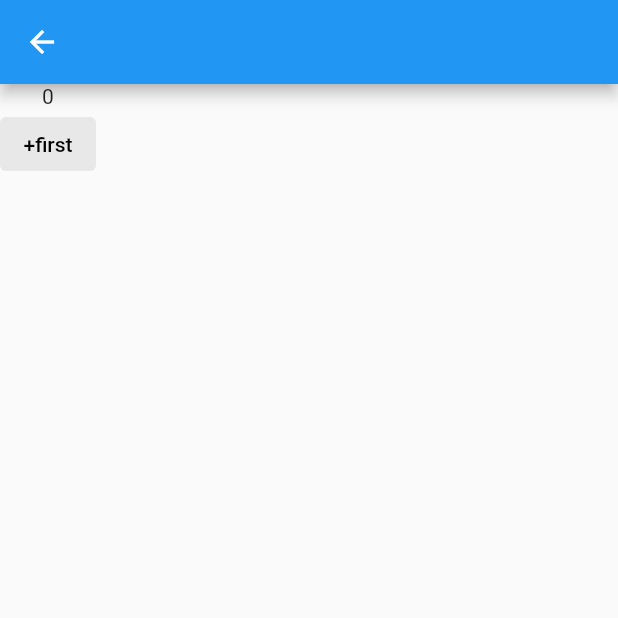
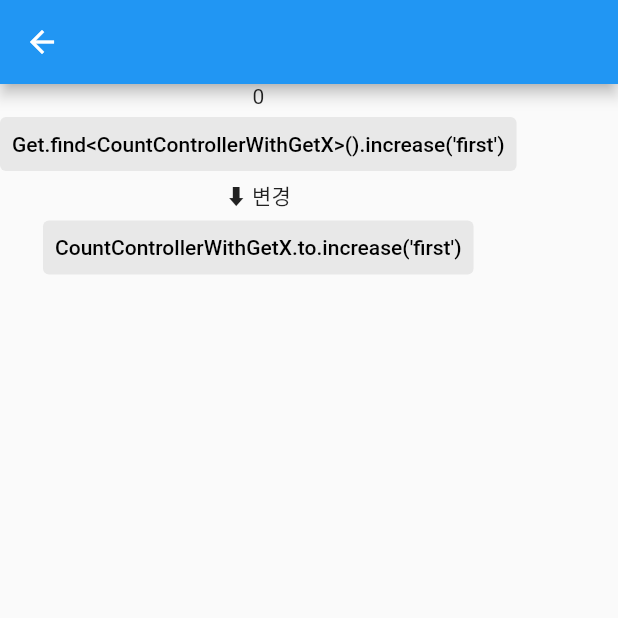
Before and after one commit to kicok/flutter_sample_getx, a Flutter app: the BindingSamplePage screen opened by its route, on a phone screen of 412 x 824 dp, the top half of it. Run offline on Flutter 3.47's test engine with Material 2 defaults, Android fonts, the phone set to English and light mode, and no system bars; our stand-ins replace get.

Commit message:
GetX의 Controller에서 satic(singleTon일때만 가능)으로 인스턴스화하면 Get.find..없이 메서드를 호출할수 있음

```diff
--- a/lib/src/controller/count_controller_with_getx.dart
+++ b/lib/src/controller/count_controller_with_getx.dart
@@ -1,6 +1,7 @@
-import 'package:get/get_state_manager/get_state_manager.dart';
+import 'package:get/get.dart';
 
 class CountControllerWithGetX extends GetxController {
+  static CountControllerWithGetX get to => Get.find();
   int count = 0;
   void increase(String id) {
     count++;
--- a/lib/src/pages/binding_sample_page.dart
+++ b/lib/src/pages/binding_sample_page.dart
@@ -22,7 +22,16 @@
             onPressed: () {
               Get.find<CountControllerWithGetX>().increase('first');
             },
-            child: const Text("+first"),
+            child: const Text(
+                "Get.find<CountControllerWithGetX>().increase('first')"),
+          ),
+          const Text("⬇︎ 변경"),
+          TextButton(
+            style: Utils.textButtonStryle,
+            onPressed: () {
+              CountControllerWithGetX.to.increase('first');
+            },
+            child: const Text("CountControllerWithGetX.to.increase('first')"),
           ),
         ],
       ),
```
